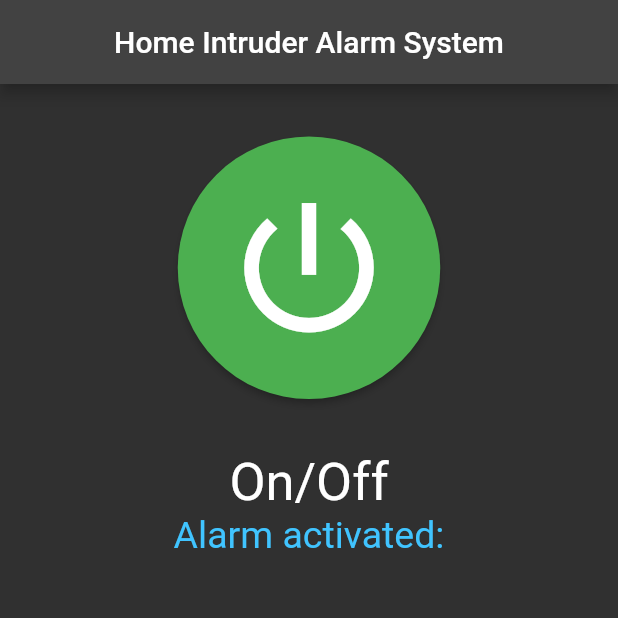
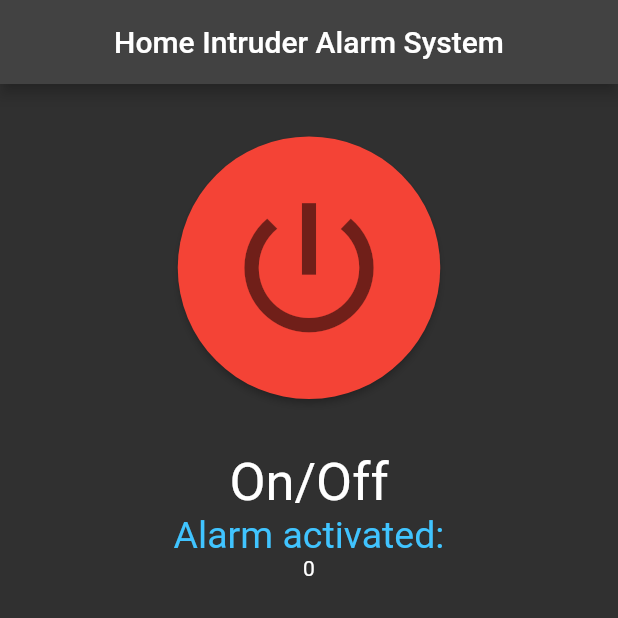
Before and after one commit to AndreasBerthelsen/iot_app, a Flutter app: the screen it shows after launch, after a tap on the "power settings new" icon, on a phone screen of 412 x 824 dp, the top half of it. Run offline on Flutter 3.47's test engine with Material 2 defaults, Android fonts, the phone set to English and light mode, and no system bars; our stand-ins replace flutter_bloc; missing offline and left inert: mqtt_client.

Commit message:
image WIP

```diff
--- a/lib/image_stream.dart
+++ b/lib/image_stream.dart
@@ -1,5 +1,26 @@
 import 'dart:async';
 import 'dart:typed_data';
+import 'mqtthelper.dart';
+import 'package:flutter/cupertino.dart';
+import 'package:flutter_bloc/flutter_bloc.dart';
+
+var mqtt = MqttConnection(1883,
+    "frFALK2MS8awiSXcQRAVaLEFoXIUQFBTX6kwGa6m96GfNuir9Gc8hEDtr9d5FFNq");
+StreamSubscription<Uint8List>? _subscription;
+
+
+@immutable
+class AppState {
+  final bool active;
+  final List<Uint8List> images;
+
+  AppState(this.active, this.images);
+}
+
+@immutable
+abstract class AppEvent{}
+
+class ClickEvent extends AppEvent{}
 
 class IntruderImageStream{
   static StreamController<Uint8List> _controller = StreamController();
@@ -12,3 +33,21 @@ class IntruderImageStream{
     _controller.sink.add(image);
   }
 }
+
+class ImageBloc extends Bloc<AppEvent, AppState>{
+
+  ImageBloc() : super(AppState(false, [])){
+  on<ClickEvent>((event, emit) {
+    if (event is ClickEvent && state.active == false){
+        subscribe(mqtt);
+        emit(AppState(true, state.images));
+        mqtt.listen((image) {
+          emit(AppState(true, [...state.images.take(50), image]));
+        });
+    } else if (event is ClickEvent && state.active == true) {
+      unsubscribe(mqtt);
+      emit(AppState(false, state.images));
+    }
+  });
+  }
+}
--- a/lib/main.dart
+++ b/lib/main.dart
@@ -1,6 +1,6 @@
-import 'dart:async';
 
 import 'package:flutter/material.dart';
+import 'package:flutter_bloc/flutter_bloc.dart';
 import 'package:iot_app/image_stream.dart';
 import 'package:mqtt_client/mqtt_client.dart';
 import 'mqtthelper.dart';
@@ -9,52 +9,33 @@ import 'dart:typed_data';
 var mqtt = MqttConnection(1883,
     "frFALK2MS8awiSXcQRAVaLEFoXIUQFBTX6kwGa6m96GfNuir9Gc8hEDtr9d5FFNq");
 void main() {
-  runApp(HomeApp());
+  runApp(BlocProvider(create: (context) => ImageBloc() ,child: HomeApp()));
 }
 
-class HomeApp extends StatefulWidget {
-  const HomeApp({Key? key}) : super(key: key);
+class HomeApp extends StatelessWidget {
+   HomeApp({Key? key}) : super(key: key);
 
-  @override
-  State<HomeApp> createState() => _HomeAppState();
-}
-
-class _HomeAppState extends State<HomeApp> {
-  List<Uint8List> pictureList = [];
-  bool isTurned = true;
-  StreamSubscription<Uint8List>? _subscription;
-
-  toggleStream() {
-
-    _subscription = IntruderImageStream.getStream().listen((event) {
-      pictureList.add(event);
-      setState(() {
-        if(isTurned == true){
-          subscribe(mqtt);
-          mqtt.callback();
-        }
-        else{
-          unsubscribe(mqtt);
-          mqtt.callback();
-        }
-
-      });
-    });
-  }
 
   @override
   Widget build(BuildContext context) {
+    final bloc = BlocProvider.of<ImageBloc>(context);
+    bloc.add(ClickEvent());
     return MaterialApp(
       themeMode: ThemeMode.dark,
       darkTheme: ThemeData.dark(),
       home: Scaffold(
         appBar:
             AppBar(title: Center(child: Text("Home Intruder Alarm System"))),
-        body: Center(
+        body: StreamBuilder(
+          stream: bloc.stream,
+          builder:(context, snapshot) {
+            if (snapshot.hasData == false) return CircularProgressIndicator();
+            final state = snapshot.data!;
+            return Center(
             child: Column(
               mainAxisAlignment: MainAxisAlignment.start,
               children: [
-              ColorChangingButton(start: () {isTurned = true;}, stop: () { isTurned = false; },),
+                ColorChangingButton(active: state.active, onPressed: () => bloc.add(ClickEvent()),),
                 Text(
                   "On/Off",
                   style: TextStyle(fontSize: 35),
@@ -62,13 +43,14 @@ class _HomeAppState extends State<HomeApp> {
                 Text("Alarm activated:",
                     style:
                         TextStyle(fontSize: 25, color: Colors.lightBlueAccent)),
+                Text(state.images.length.toString()),
                 Expanded(
                   child: ListView.builder(
                     physics: BouncingScrollPhysics(),
                     padding: EdgeInsets.all(15),
-                  itemCount: pictureList.length,
+                    itemCount: state.images.length,
                     itemBuilder: (BuildContext context, int index) {
-                    return Image.memory(pictureList[index]);
+                      return Image.memory(state.images[index]);
                       // return Image.asset(
                       //   pictureList[index],
                       //   fit: BoxFit.fill,
@@ -78,58 +60,34 @@ class _HomeAppState extends State<HomeApp> {
                 ),
               ],
             ),
+          );
+          },
         ),
       ),
     );
   }
 }
 
-class ColorChangingButton extends StatefulWidget {
+class ColorChangingButton extends StatelessWidget {
 
-
-  @override
-  _ColorChangingButtonState createState() => _ColorChangingButtonState();
-
-  VoidCallback start;
-  VoidCallback stop;
-  ColorChangingButton({required this.start, required this.stop});
-}
-
-class _ColorChangingButtonState extends State<ColorChangingButton> {
-  Color _buttonColor = Colors.red; // initial button color is red
-  Color _iconColor = Colors.black54;
-
-   void _changeColor() {
-    setState(() {
-      if (_buttonColor == Colors.red) {
-        _buttonColor = Colors.green;
-        _iconColor = Colors.white;
-      } else {
-        _buttonColor = Colors.red;
-        _iconColor = Colors.black54;
-      }
-    });
-  }
+  final VoidCallback onPressed;
+  final bool active;
+  ColorChangingButton({required this.onPressed, required this.active});
 
   @override
   Widget build(BuildContext context) {
     return Container(
       padding: EdgeInsets.all(35),
       child: ElevatedButton(
-        onPressed: () {
-          _changeColor();
-         setState(() {
-
-         });
-        },
+        onPressed: onPressed,
         style: ElevatedButton.styleFrom(
             fixedSize: (Size(175, 175)),
-            backgroundColor: _buttonColor,
+            backgroundColor: active ? Colors.green :  Colors.red,
             shape: CircleBorder()),
         child: Icon(
           Icons.power_settings_new,
           size: 115,
-          color: _iconColor,
+          color: active ? Colors.white : Colors.black54,
         ),
       ),
     );
--- a/lib/mqtthelper.dart
+++ b/lib/mqtthelper.dart
@@ -1,4 +1,5 @@
 import 'dart:convert';
+import 'dart:typed_data';
 import 'package:flutter/cupertino.dart';
 import 'package:mqtt_client/mqtt_client.dart';
 import 'package:mqtt_client/mqtt_server_client.dart';
@@ -53,7 +54,7 @@ void disconnect(){
     _client.disconnect();
 }
 
-  void callback()
+  void listen(void Function(Uint8List) newImage)
   {
     print("-- YOU GOT A MESSAGE NOTIFICATION --");
     _client.updates!.listen((List<MqttReceivedMessage<MqttMessage?>>? c) {
@@ -65,7 +66,7 @@ void disconnect(){
       print("HERE------------------------------------------");
       print(pt);
       final payload = base64Decode(pt);
-      IntruderImageStream.addImage(payload);
+      newImage(payload);
       // lastMessage = payload;
       // print("-- YOU GOT A MESSAGE: " + lastMessage + " --");
     });
--- a/pubspec.yaml
+++ b/pubspec.yaml
@@ -37,6 +37,7 @@ dependencies:
   # Use with the CupertinoIcons class for iOS style icons.
   cupertino_icons: ^1.0.2
   http: ^0.13.5
+  flutter_bloc: ^8.1.2
 
 dev_dependencies:
   flutter_test:
```
Also changed, not shown: pubspec.lock. Lines whose indentation alone changed are shown as unchanged.
